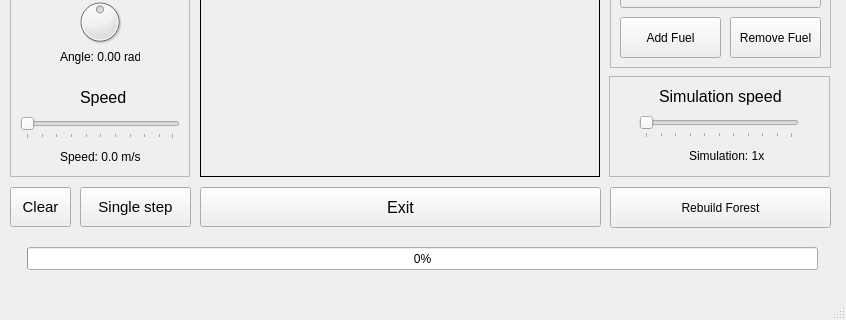
Before: the Qt Designer form gui/mainwindow.ui in Arpa97/ProgettoFisica, drawn with Qt 5; both pictures show x 0 to 846 and y 233 to 553 of the 846 by 553 pixel window.
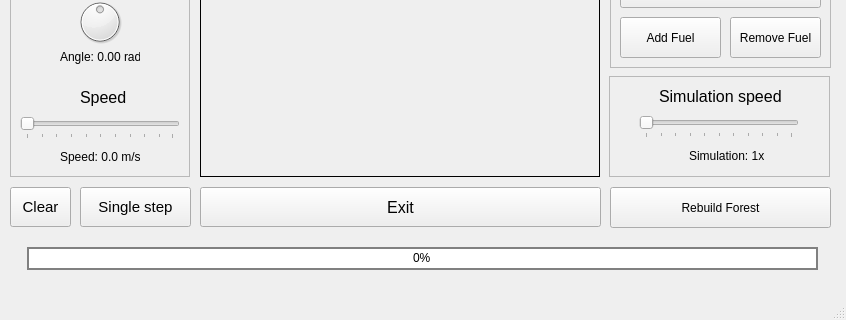
After: the same form once the commit is applied. Icons and pictures are not drawn.

Commit message: float progressBar, changed style

What changed in the file:
```diff
--- a/gui/mainwindow.ui
+++ b/gui/mainwindow.ui
@@ -495,6 +495,9 @@
     </widget>
    </widget>
    <widget class="QProgressBar" name="progressBar">
+    <property name="enabled">
+     <bool>true</bool>
+    </property>
     <property name="geometry">
      <rect>
       <x>27</x>
@@ -503,9 +506,30 @@
       <height>23</height>
      </rect>
     </property>
+    <property name="sizePolicy">
+     <sizepolicy hsizetype="Expanding" vsizetype="Fixed">
+      <horstretch>0</horstretch>
+      <verstretch>0</verstretch>
+     </sizepolicy>
+    </property>
+    <property name="acceptDrops">
+     <bool>false</bool>
+    </property>
+    <property name="autoFillBackground">
+     <bool>false</bool>
+    </property>
+    <property name="styleSheet">
+     <string notr="true">QProgressBar { border: 2px solid grey; border-radius: 0px; text-align: center; } QProgressBar::chunk {background-color: #3add36; width: 1px;}</string>
+    </property>
+    <property name="maximum">
+     <number>10000</number>
+    </property>
     <property name="value">
      <number>0</number>
     </property>
+    <property name="format">
+     <string>%p%</string>
+    </property>
    </widget>
    <zorder>frame</zorder>
    <zorder>mainPicture</zorder>
```
The commit also changes 1 other file.
